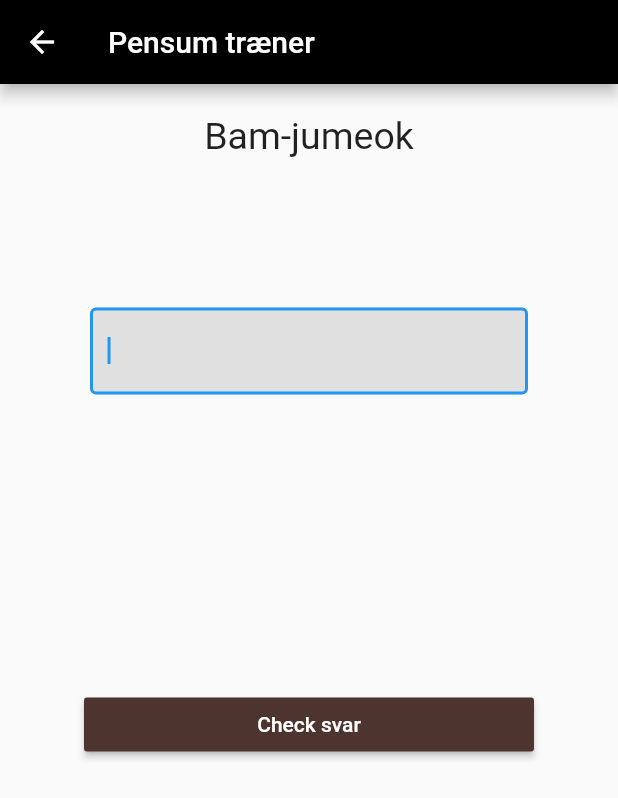
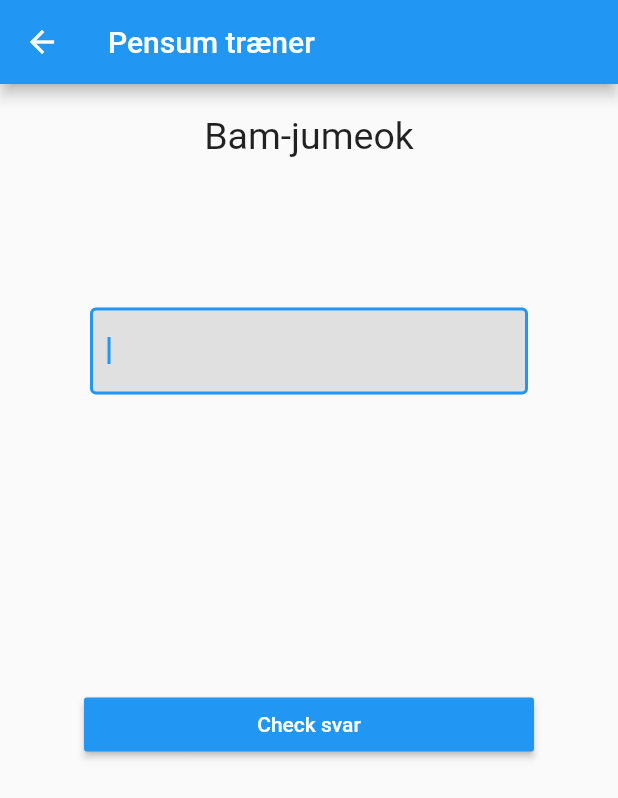
Before and after one commit to toke-dk/taekwondo_pensum, a Flutter app: the screen it shows after launch, after a tap on "3.Kup", on a phone screen of 412 x 824 dp. Shown: the top 798 px of the screen. Run offline on Flutter 3.47's test engine with Material 2 defaults, Android fonts, the phone set to English and light mode, and no system bars.

Commit message:
original colorTheme

```diff
--- a/lib/HomeWidget.dart
+++ b/lib/HomeWidget.dart
@@ -6,7 +6,6 @@ class HomeWidget extends StatelessWidget {
   Widget build(BuildContext context) {
     return Scaffold(
       appBar: AppBar(
-        backgroundColor: Colors.black,
         title: Text('Taekwondo'),
       ),
       body: Belt(),
--- a/lib/pages/IngameWidget.dart
+++ b/lib/pages/IngameWidget.dart
@@ -50,7 +50,7 @@ class _IngameWidgetState extends State<IngameWidget> {
         ),
       );
       swapButton = RaisedButton(
-        color: isAnswer ? Colors.lightGreen[800] : Colors.brown[800],
+        color: isAnswer ? Colors.lightGreen[800] : Colors.blue,
         child: Text('Næste', style: TextStyle(color: Colors.white),),
         onPressed: () => {
           setState(() {
@@ -63,7 +63,7 @@ class _IngameWidgetState extends State<IngameWidget> {
       );
     } else {
       swapButton = RaisedButton(
-        color: Colors.brown[800],
+        color: Colors.blue,
         child: Text('Check svar', style: TextStyle(color: Colors.white),),
         onPressed: () {
           if (guess == widget.words[_wordsKeys[widget.round]]) {
@@ -81,7 +81,6 @@ class _IngameWidgetState extends State<IngameWidget> {
     try {
       return Scaffold(
         appBar: AppBar(
-          backgroundColor: Colors.black,
           title: Text('Pensum træner'),
         ),
         body: SingleChildScrollView(
```
